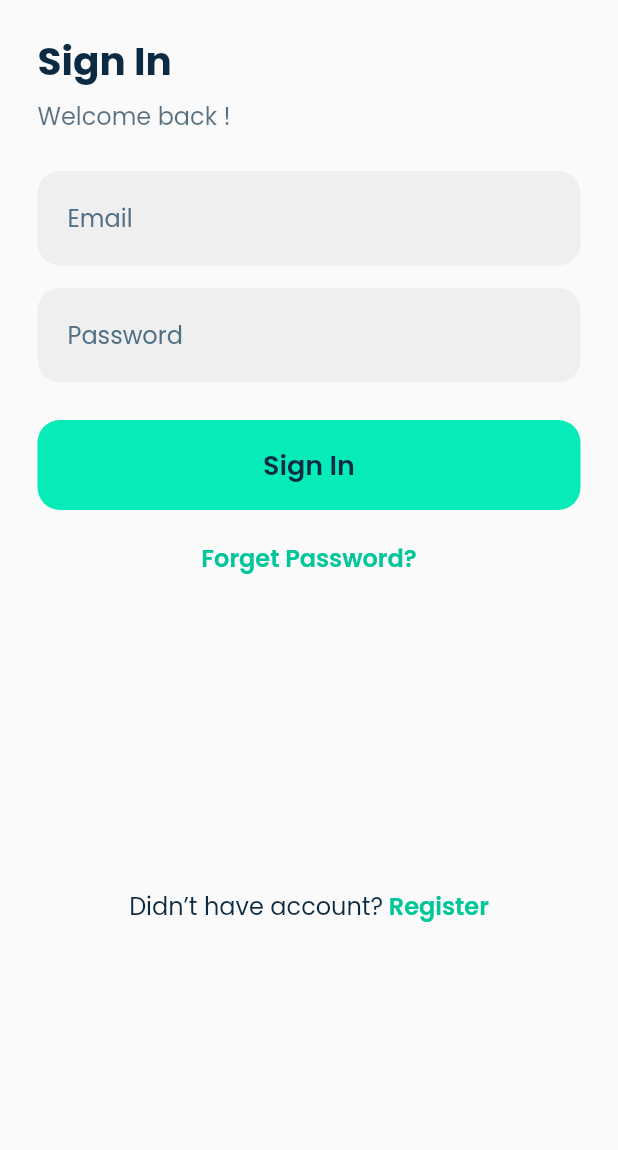
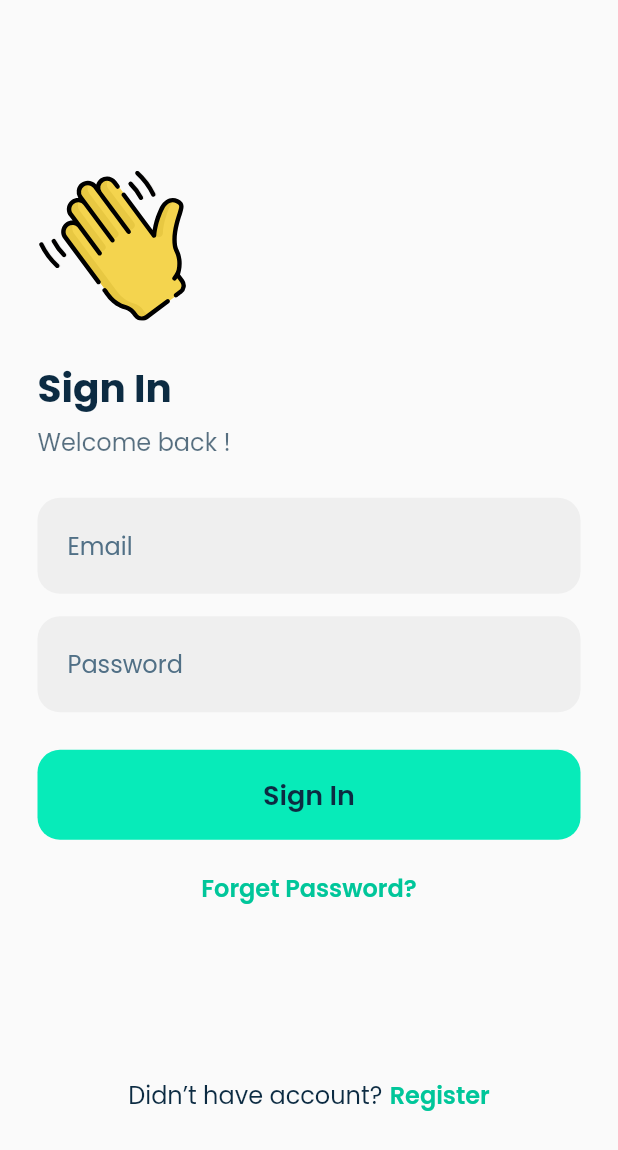
Before and after one commit to fitness-coaching-app/fitness-coaching-app-frontend, a Flutter app: the screen it shows after launch, after a tap on "Get Started", on a phone screen of 412 x 824 dp. Shown: the top 1150 px of the screen. Run offline on Flutter 3.47's test engine with Material 2 defaults, Android fonts, the phone set to English and light mode, and no system bars; our stand-ins replace audioplayers, camera, fl_chart, flutter_dotenv, flutter_image_compress, flutter_svg and 7 more; missing offline and left inert: fca_pose_validation, google_ml_kit; accounts and stored records are empty; network calls fail.

Commit message:
:art: Cleaning the code

```diff
--- /dev/null
+++ b/lib/components/text_box.dart
@@ -0,0 +1,68 @@
+import 'package:flutter/material.dart';
+import '../color.dart';
+
+class TextBox extends StatefulWidget {
+  final String? hintText;
+  final TextEditingController? controller;
+  final void Function(String?)? onSaved;
+  final String? Function(String?)? validator;
+  final bool obscureText;
+
+  TextBox({this.hintText, this.controller, this.onSaved, this.validator, this.obscureText = false});
+
+  @override
+  State<StatefulWidget> createState() => _TextBoxState();
+}
+
+class _TextBoxState extends State<TextBox> {
+  @override
+  Widget build(BuildContext context) {
+    return TextFormField(
+      decoration: InputDecoration(
+        hintText: widget.hintText,
+        hintStyle: const TextStyle(
+          color: color_subtitle,
+          fontWeight: FontWeight.w400,
+          fontFamily: "Poppins",
+          fontStyle: FontStyle.normal,
+          fontSize: 16.0,
+        ),
+        errorStyle: const TextStyle(
+          color: color_red
+        ),
+        filled: true,
+        fillColor: color_lightGrey,
+        focusColor: color_lightGrey,
+        hoverColor: color_lightGrey,
+        border: OutlineInputBorder(
+            borderSide: BorderSide.none,
+            borderRadius: BorderRadius.all(Radius.circular(15))),
+        focusedBorder: OutlineInputBorder(
+            borderSide: BorderSide(color: color_teal, width: 2),
+            borderRadius: BorderRadius.all(Radius.circular(15))
+        ),
+        errorBorder: OutlineInputBorder(
+            borderSide: BorderSide(color: color_red, width: 2),
+            borderRadius: BorderRadius.all(Radius.circular(15))
+        ),
+        focusedErrorBorder: OutlineInputBorder(
+            borderSide: BorderSide(color: color_red, width: 2),
+            borderRadius: BorderRadius.all(Radius.circular(15))
+        ),
+        contentPadding: EdgeInsets.all(20),
+      ),
+      style: const TextStyle(
+        color: color_dark,
+        fontWeight: FontWeight.w400,
+        fontFamily: "Poppins",
+        fontStyle: FontStyle.normal,
+        fontSize: 16.0,
+      ),
+      controller: widget.controller,
+      autovalidateMode: AutovalidateMode.onUserInteraction,
+      validator: widget.validator,
+      onSaved: widget.onSaved,
+      obscureText: widget.obscureText
+    );
+  }
+}
--- /dev/null
+++ b/lib/components/touchable_text.dart
@@ -0,0 +1,28 @@
+import 'package:flutter/material.dart';
+import '../color.dart';
+
+class TouchableText extends StatefulWidget {
+  final String text;
+  final Function()? onTap;
+
+  TouchableText({required this.text, this.onTap});
+
+  @override
+  State<StatefulWidget> createState() => _TouchableTextState();
+}
+
+class _TouchableTextState extends State<TouchableText> {
+  @override
+  Widget build(BuildContext context) {
+    return GestureDetector(
+        onTap: widget.onTap,
+        child: Text(widget.text,
+            style: const TextStyle(
+                color: color_dimmedTeal,
+                fontWeight: FontWeight.w600,
+                fontFamily: "Poppins",
+                fontStyle: FontStyle.normal,
+                fontSize: 16.0),
+            textAlign: TextAlign.center));
+  }
+}
--- a/lib/main.dart
+++ b/lib/main.dart
@@ -5,6 +5,7 @@ import 'package:google_fonts/google_fonts.dart';
 import 'package:hive/hive.dart';
 import 'package:hive_flutter/hive_flutter.dart';
 import 'color.dart';
+import 'components/main_button_highlight.dart';
 import 'environment.dart';
 import 'signIn_view.dart';
 
@@ -26,6 +27,7 @@ Future<void> main() async {
 
 class MyApp extends StatelessWidget {
   const MyApp({Key? key}) : super(key: key);
+
   // This widget is the root of your application.
   @override
   Widget build(BuildContext context) {
@@ -49,22 +51,32 @@ class MyApp extends StatelessWidget {
             fontWeight: FontWeight.w800,
             fontStyle: FontStyle.italic,
             color: Colors.white,
-          ), //Title Highlight
-          subtitle2: GoogleFonts.poppins(fontSize: 16.0), //Normal
-          button: GoogleFonts.poppins(
-              fontSize: 22.0, fontWeight: FontWeight.w600), //main button text
-          overline: GoogleFonts.poppins(
-              fontSize: 16.0, fontWeight: FontWeight.w600), //Tappable Text
-          headline2: GoogleFonts.poppins(
-              fontSize: 28.0, fontWeight: FontWeight.bold), //title1
-          headline4: GoogleFonts.poppins(
-              fontSize: 20.0, fontWeight: FontWeight.w600), //title2
-          bodyText1: GoogleFonts.poppins(
-              fontSize: 14.0, fontWeight: FontWeight.w600), // Text Heading
-          bodyText2: GoogleFonts.poppins(fontSize: 14.0), // Text Heading
-          caption: GoogleFonts.poppins(fontSize: 12.0), //tiny text
-          subtitle1: GoogleFonts.poppins(
-              fontSize: 12.0, fontWeight: FontWeight.w600), //title heading
+          ),
+          //Title Highlight
+          subtitle2: GoogleFonts.poppins(fontSize: 16.0),
+          //Normal
+          button:
+              GoogleFonts.poppins(fontSize: 22.0, fontWeight: FontWeight.w600),
+          //main button text
+          overline:
+              GoogleFonts.poppins(fontSize: 16.0, fontWeight: FontWeight.w600),
+          //Tappable Text
+          headline2:
+              GoogleFonts.poppins(fontSize: 28.0, fontWeight: FontWeight.bold),
+          //title1
+          headline4:
+              GoogleFonts.poppins(fontSize: 20.0, fontWeight: FontWeight.w600),
+          //title2
+          bodyText1:
+              GoogleFonts.poppins(fontSize: 14.0, fontWeight: FontWeight.w600),
+          // Text Heading
+          bodyText2: GoogleFonts.poppins(fontSize: 14.0),
+          // Text Heading
+          caption: GoogleFonts.poppins(fontSize: 12.0),
+          //tiny text
+          subtitle1:
+              GoogleFonts.poppins(fontSize: 12.0, fontWeight: FontWeight.w600),
+          //title heading
           headline3: GoogleFonts.poppins(
               fontSize: 28.0, fontWeight: FontWeight.w600), //title 1.5
         ),
@@ -100,32 +112,14 @@ class MyHomePage extends StatelessWidget {
                 padding: EdgeInsets.symmetric(horizontal: 25),
                 child:
                     Row(mainAxisAlignment: MainAxisAlignment.start, children: [
-                  Expanded(
-                    child: new GestureDetector(
-                        onTap: () {
-                          Navigator.push(
+                  MainButtonHighlight(
+                      text: "Get Started",
+                      onTap: () async {
+                        Navigator.pushReplacement(
                             context,
-                            MaterialPageRoute(builder: (context) => SignIn()),
-                          );
-                        },
-                        child: Container(
-                            height: 60,
-                            child: Padding(
-                              padding: EdgeInsets.symmetric(vertical: 16.5),
-                              child: new Text("Get Started",
-                                  style: const TextStyle(
-                                      color: color_dark,
-                                      fontWeight: FontWeight.w600,
-                                      fontFamily: "Poppins",
-                                      fontStyle: FontStyle.normal,
-                                      fontSize: 18.0),
-                                  textAlign: TextAlign.center),
-                            ),
-                            decoration: BoxDecoration(
-                                borderRadius:
-                                    BorderRadius.all(Radius.circular(15)),
-                                color: color_teal))),
-                  )
+                            MaterialPageRoute(builder: (context) => SignIn())
+                        );
+                      })
                 ]),
               ),
             ),
--- a/lib/signIn_view.dart
+++ b/lib/signIn_view.dart
@@ -7,6 +7,7 @@ import 'package:fitness_coaching_application_test/userProfile/userInfo.dart';
 import 'package:flutter/material.dart';
 import 'package:fitness_coaching_application_test/environment.dart';
 import 'package:fitness_coaching_application_test/loading_view.dart';
+import 'package:flutter_svg/svg.dart';
 import 'package:http/http.dart' as http;
 import 'api_util.dart';
 import 'color.dart';
@@ -15,6 +16,10 @@ import 'package:flutter_tts/flutter_tts.dart';
 import 'components/main_button_highlight.dart';
 import 'package:hive/hive.dart';
 import 'package:hive_flutter/hive_flutter.dart';
+
+import 'package:fitness_coaching_application_test/components/text_box.dart';
+
+import 'components/touchable_text.dart';
 
 class SignIn extends StatefulWidget {
   const SignIn({Key? key}) : super(key: key);
@@ -30,8 +35,8 @@ class SignInState extends State<SignIn> {
   FlutterTts flutterTts = FlutterTts();
 
   Future<Map<String, dynamic>?> logIn(String email, String password) async {
-    var response = await API.post(
-        Environment.signInUrl, {"email": email, "password": password});
+    var response = await API
+        .post(Environment.signInUrl, {"email": email, "password": password});
     if (response != null) {
       Map<String, dynamic> body = jsonDecode(response.body);
       if (response.statusCode == 200) {
@@ -68,11 +73,23 @@ class SignInState extends State<SignIn> {
       body: SafeArea(
         child: Padding(
           padding: const EdgeInsets.symmetric(horizontal: 25),
-                child: Padding(
-                    padding: EdgeInsets.only(top: 21),
+          child: SingleChildScrollView(
+            child: ConstrainedBox(
+              constraints: BoxConstraints(minHeight: MediaQuery.of(context).size.height - MediaQuery.of(context).viewInsets.bottom),
+              child: IntrinsicHeight(
+                child: Column(
+                  children: <Widget>[
+                      Flexible(
+                        flex: 223,
                         child: Column(
                           crossAxisAlignment: CrossAxisAlignment.start,
-                        children: <Widget>[
+                          mainAxisAlignment: MainAxisAlignment.center,
+                          children: [
+                            SvgPicture.asset(
+                              'assets/Icon/Cartoon Illustration_wavinghand.svg',
+                              height: 100,
+                            ),
+                            SizedBox(height: 25),
                             Text("Sign In",
                                 style: const TextStyle(
                                     color: color_dark,
@@ -97,156 +114,93 @@ class SignInState extends State<SignIn> {
                               //color: Colors.red,
                               height: 25,
                             ),
-                          // Rectangle 2
-                          Container(
-                            //width: 325,
-                            height: 63,
-                            child: TextFormField(
-                              decoration: InputDecoration(
+                            TextBox(
                               hintText: "Email",
-                                hintStyle: const TextStyle(
-                                    color: color_subtitle,
-                                    fontWeight: FontWeight.w400,
-                                    fontFamily: "Poppins",
-                                    fontStyle: FontStyle.normal,
-                                    fontSize: 16.0),
-                                border: InputBorder.none,
-                                contentPadding: EdgeInsets.all(20),
-                              ),
                               controller: emailController,
-                              autovalidateMode:
-                              AutovalidateMode.onUserInteraction,
-                              validator: (String? value) =>
-                                  validateEmail(value),
-                              onSaved: (String? value) {
-                                // This optional block of code can be used to run
-                                // code when the user saves the form.
-                              },
-                            ),
-                            decoration: BoxDecoration(
-                                borderRadius:
-                                BorderRadius.all(Radius.circular(15)),
-                                color: color_lightGrey),
-                            padding: EdgeInsets.zero,
+                              validator: (String? value) => validateEmail(value),
                             ),
                             Container(
                               //color: Colors.red,
                               height: 15,
                             ),
-                          // Rectangle 2
-                          Container(
-                            //width: 325,
-                            height: 63,
-                            child: TextFormField(
-                              decoration: InputDecoration(
+                            TextBox(
                                 hintText: "Password",
-                                hintStyle: const TextStyle(
-                                    color: color_subtitle,
-                                    fontWeight: FontWeight.w400,
-                                    fontFamily: "Poppins",
-                                    fontStyle: FontStyle.normal,
-                                    fontSize: 16.0),
-                                border: InputBorder.none,
-                                contentPadding: EdgeInsets.all(20),
-                              ),
                                 controller: pwController,
-                              autovalidateMode:
-                              AutovalidateMode.onUserInteraction,
-                              obscureText: true,
                                 validator: (String? value) {
                                   return (value!.isEmpty)
                                       ? 'Please enter a password.'
                                       : null;
                                 },
-                              onSaved: (String? value) {
-                                // This optional block of code can be used to run
-                                // code when the user saves the form.
-                              },
-                            ),
-                            decoration: BoxDecoration(
-                                borderRadius:
-                                BorderRadius.all(Radius.circular(15)),
-                                color: color_lightGrey),
-                            padding: EdgeInsets.zero,
-                          ),
+                                obscureText: true),
                             Container(
                               height: 25,
                             ),
                             // Sign In Button
-                          Row(
-                              mainAxisAlignment: MainAxisAlignment.start,
-                              children: [
+                            Row(children: [
                               MainButtonHighlight(
                                   text: "Sign In",
                                   onTap: () async {
-                                      logIn(emailController.text,
-                                          pwController.text).then((value) {
+                                    logIn(emailController.text, pwController.text)
+                                        .then((value) {
                                       print(value);
-                                        if(value != null && value["code"] == 200){
+                                      if (value != null && value["code"] == 200) {
                                         print("OK");
-                                          Navigator.push(
+                                        Navigator.pushReplacement(
                                           context,
                                           MaterialPageRoute(
                                               builder: (context) => Home()),
                                         );
                                       }
                                     });
-                                    }
-                                )
+                                  })
                             ]),
                             Container(
                               height: 20,
                             ),
                             Center(
-                            child: new GestureDetector(
+                                child: TouchableText(
+                                    text: "Forget Password?",
                                     onTap: () {
                                       Navigator.push(
                                         context,
                                         MaterialPageRoute(
-                                        builder: (context) =>
-                                            ForgotPassword0()),
+                                            builder: (context) => ForgotPassword0()),
                                       );
-                                },
-                                child: Text("Forget Password?",
-                                    style: const TextStyle(
-                                        color: color_dimmedTeal,
-                                        fontWeight: FontWeight.w600,
-                                        fontFamily: "Poppins",
-                                        fontStyle: FontStyle.normal,
-                                        fontSize: 16.0),
-                                    textAlign: TextAlign.center)),
+                                    })),
+                          ],
                         ),
-                          Expanded(child: Container()),
+                    ),
+
                     // Didn’t have account? Register
-                          Center(
-                              child: new GestureDetector(
-                                  onTap: () {
-                                    Navigator.push(
-                                      context,
-                                      MaterialPageRoute(
-                                          builder: (context) => Register3()),
-                                    );
-                                  },
-                                  child: RichText(
-                                      text: TextSpan(children: [
-                                        TextSpan(
+                    Flexible(
+                      flex: 33,
+                      child:
+                          Row(mainAxisAlignment: MainAxisAlignment.center, children: [
+                        Text("Didn’t have account?",
                             style: const TextStyle(
                                 color: color_dark,
                                 fontWeight: FontWeight.w400,
                                 fontFamily: "Poppins",
                                 fontStyle: FontStyle.normal,
-                                                fontSize: 16.0),
-                                            text: "Didn’t have account?"),
-                                        TextSpan(
-                                            style: const TextStyle(
-                                                color: color_dimmedTeal,
-                                                fontWeight: FontWeight.w600,
-                                                fontFamily: "Poppins",
-                                                fontStyle: FontStyle.normal,
-                                                fontSize: 16.0),
-                                            text: " Register")
-                                      ])))),
-                          Expanded(child: Container()),
-                        ])))));
+                                fontSize: 16.0)),
+                        SizedBox(width: 5),
+                        TouchableText(
+                            text: "Register",
+                            onTap: () {
+                              Navigator.push(
+                                context,
+                                MaterialPageRoute(builder: (context) => Register3()),
+                              );
+                            })
+                      ]),
+                    ),
+                  ],
+                ),
+              ),
+            ),
+          ),
+        ),
+      ),
+    );
   }
 }
```
Also changed, not shown: assets/Icon/Cartoon Illustration_wavinghand.svg (added). Lines whose indentation alone changed are shown as unchanged.
